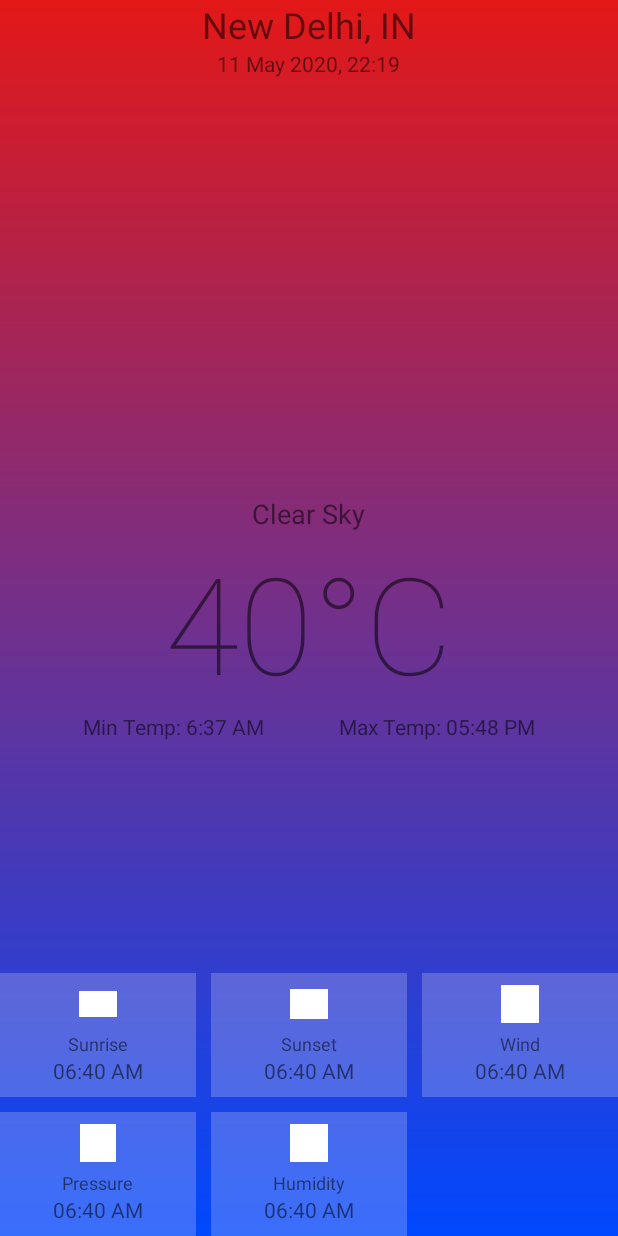
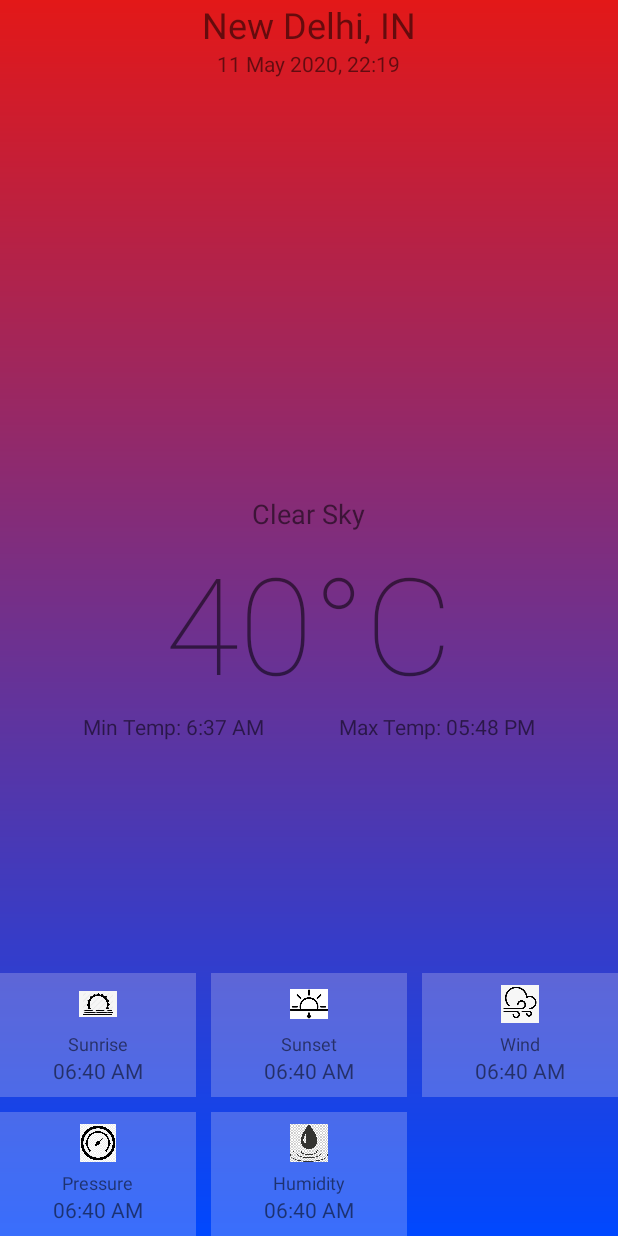
Before and after one commit to iamshivamtyagi/WeatherAppKotlin, an Android app: the layout activity_main.xml on its own in the app's theme, with its tools: preview values and no code run, on a phone screen of 412 x 824 dp. Run offline under Robolectric (Android 15) with nearby library versions, the phone set to English and light mode, and no system bars.

Commit message:
network bug fixed

```diff
--- a/app/src/main/res/layout/activity_main.xml
+++ b/app/src/main/res/layout/activity_main.xml
@@ -112,8 +112,7 @@
                     <ImageView
                         android:layout_width="25dp"
                         android:layout_height="25dp"
-                        android:src="@drawable/sunrise"
-                        android:tint="#FFFFFF" />
+                        android:src="@drawable/sunrise" />
 
                     <Space
                         android:layout_width="wrap_content"
@@ -149,8 +148,7 @@
                     <ImageView
                         android:layout_width="25dp"
                         android:layout_height="25dp"
-                        android:src="@drawable/sunset"
-                        android:tint="#FFFFFF" />
+                        android:src="@drawable/sunset" />
 
                     <Space
                         android:layout_width="wrap_content"
@@ -187,7 +185,7 @@
                         android:layout_width="25dp"
                         android:layout_height="25dp"
                         android:src="@drawable/wind"
-                        android:tint="#FFFFFF" />
+                        />
 
                     <Space
                         android:layout_width="wrap_content"
@@ -231,7 +229,7 @@
                         android:layout_width="25dp"
                         android:layout_height="25dp"
                         android:src="@drawable/pressure"
-                        android:tint="#FFFFFF" />
+                />
 
                     <Space
                         android:layout_width="wrap_content"
@@ -268,7 +266,7 @@
                         android:layout_width="25dp"
                         android:layout_height="25dp"
                         android:src="@drawable/humidity"
-                        android:tint="#FFFFFF" />
+                    />
 
                     <Space
                         android:layout_width="wrap_content"
--- a/app/src/main/res/values/colors.xml
+++ b/app/src/main/res/values/colors.xml
@@ -1,6 +1,6 @@
 <?xml version="1.0" encoding="utf-8"?>
 <resources>
-    <color name="colorPrimary">#6200EE</color>
+    <color name="colorPrimary">#FFE31818</color>
     <color name="colorPrimaryDark">#3700B3</color>
     <color name="colorAccent">#03DAC5</color>
 
--- a/app/src/main/res/values/styles.xml
+++ b/app/src/main/res/values/styles.xml
@@ -1,7 +1,7 @@
 <resources>
 
     <!-- Base application theme. -->
-    <style name="AppTheme" parent="Theme.AppCompat.Light.DarkActionBar">
+    <style name="AppTheme" parent="Theme.AppCompat.Light.NoActionBar">
         <!-- Customize your theme here. -->
         <item name="colorPrimary">@color/colorPrimary</item>
         <item name="colorPrimaryDark">@color/colorPrimaryDark</item>
```
Also changed, not shown: app/src/main/java/com/example/weatherapp/MainActivity.kt (+33 -45 lines).
